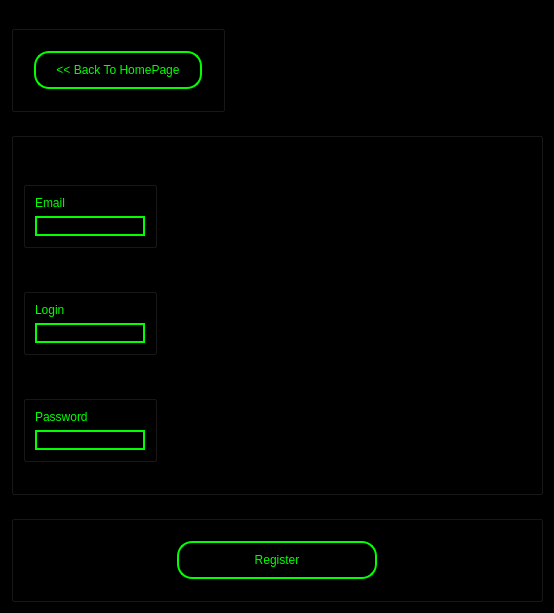
Before: the Qt Designer form RegisterWindowGUI.ui in YuraMoiseev/FinalProject, drawn with Qt 5.
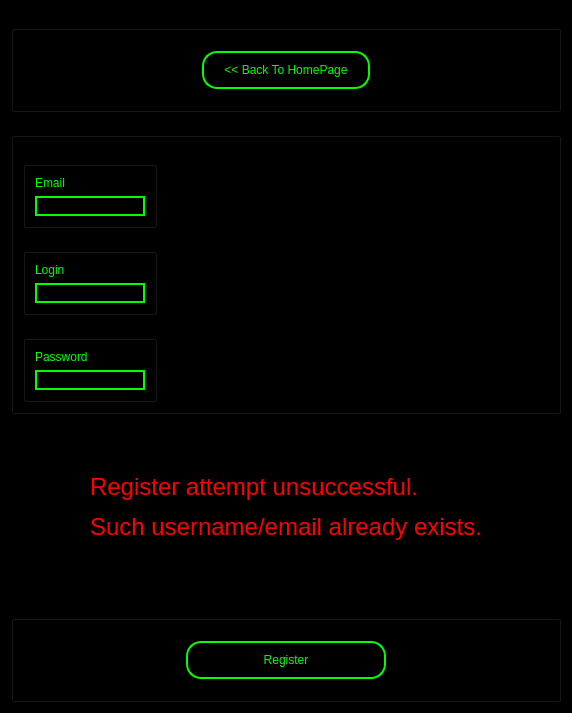
After: the same form once the commit is applied.

Diff of the .ui file:
```diff
--- a/RegisterWindowGUI.ui
+++ b/RegisterWindowGUI.ui
@@ -6,8 +6,8 @@
    <rect>
     <x>0</x>
     <y>0</y>
-    <width>554</width>
-    <height>613</height>
+    <width>572</width>
+    <height>713</height>
    </rect>
   </property>
   <property name="windowTitle">
@@ -17,7 +17,7 @@
    <string notr="true">background-color:black;</string>
   </property>
   <layout class="QVBoxLayout" name="verticalLayout_2">
-   <item alignment="Qt::AlignLeft">
+   <item>
     <widget class="QGroupBox" name="GroupBackButton">
      <property name="sizePolicy">
       <sizepolicy hsizetype="Minimum" vsizetype="Maximum">
@@ -267,6 +267,13 @@
      </layout>
     </widget>
    </item>
+   <item alignment="Qt::AlignHCenter">
+    <widget class="QLabel" name="LabelRegFail">
+     <property name="text">
+      <string>&lt;html&gt;&lt;head/&gt;&lt;body&gt;&lt;p&gt;&lt;span style=&quot; font-size:18pt; color:#ff0000;&quot;&gt;Register attempt unsuccessful. &lt;/span&gt;&lt;/p&gt;&lt;p&gt;&lt;span style=&quot; font-size:18pt; color:#ff0000;&quot;&gt;Such username/email already exists.&lt;/span&gt;&lt;/p&gt;&lt;/body&gt;&lt;/html&gt;</string>
+     </property>
+    </widget>
+   </item>
    <item>
     <widget class="QGroupBox" name="GroupButtons">
      <property name="sizePolicy">
```
